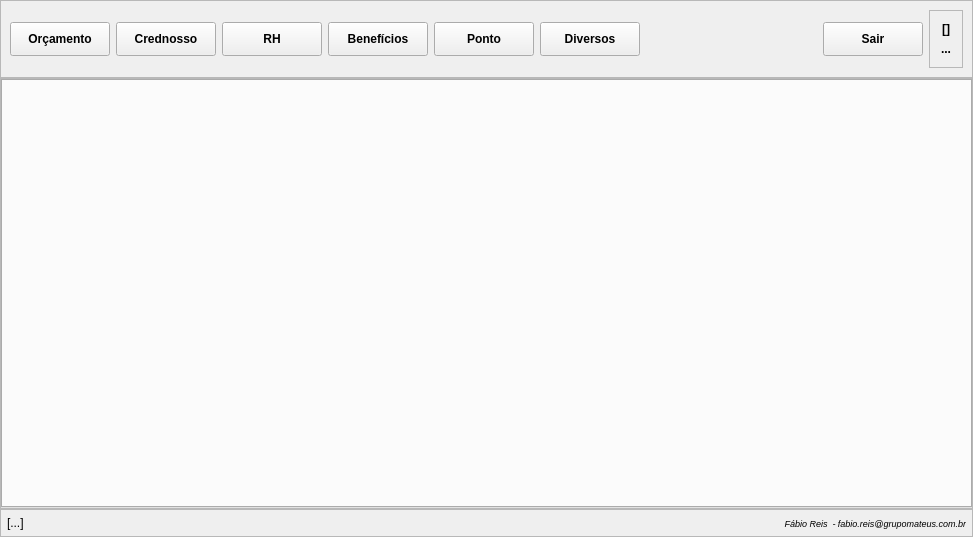
This is principal.ui in fallomermo/SeverinoToolKit as Qt 5 draws it before an edit. The edited form follows.
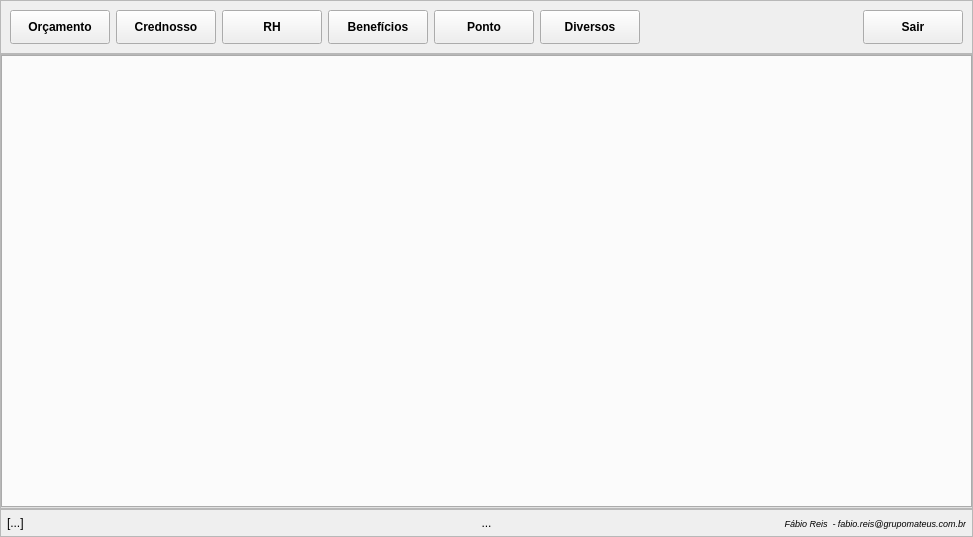
This is the edited form. Icons and pictures are not drawn.

```diff
--- a/principal.ui
+++ b/principal.ui
@@ -262,44 +262,6 @@
         </property>
        </widget>
       </item>
-      <item>
-       <widget class="QFrame" name="frame">
-        <property name="frameShape">
-         <enum>QFrame::StyledPanel</enum>
-        </property>
-        <property name="frameShadow">
-         <enum>QFrame::Raised</enum>
-        </property>
-        <layout class="QVBoxLayout" name="verticalLayout_2">
-         <item>
-          <widget class="QLabel" name="campoUsuario">
-           <property name="font">
-            <font/>
-           </property>
-           <property name="text">
-            <string>[]</string>
-           </property>
-           <property name="alignment">
-            <set>Qt::AlignCenter</set>
-           </property>
-          </widget>
-         </item>
-         <item>
-          <widget class="QLabel" name="campoTime">
-           <property name="font">
-            <font/>
-           </property>
-           <property name="text">
-            <string>...</string>
-           </property>
-           <property name="alignment">
-            <set>Qt::AlignCenter</set>
-           </property>
-          </widget>
-         </item>
-        </layout>
-       </widget>
-      </item>
      </layout>
     </widget>
    </item>
@@ -373,7 +335,7 @@
       <property name="bottomMargin">
        <number>6</number>
       </property>
-      <item row="0" column="1">
+      <item row="0" column="2">
        <widget class="QLabel" name="statusDevelop">
         <property name="font">
          <font>
@@ -396,6 +358,19 @@
         </property>
        </widget>
       </item>
+      <item row="0" column="1">
+       <widget class="QLabel" name="campoTime">
+        <property name="font">
+         <font/>
+        </property>
+        <property name="text">
+         <string>...</string>
+        </property>
+        <property name="alignment">
+         <set>Qt::AlignCenter</set>
+        </property>
+       </widget>
+      </item>
      </layout>
     </widget>
    </item>
```
Left out of the diff: 12 changed lines with no effect on the pictures.
